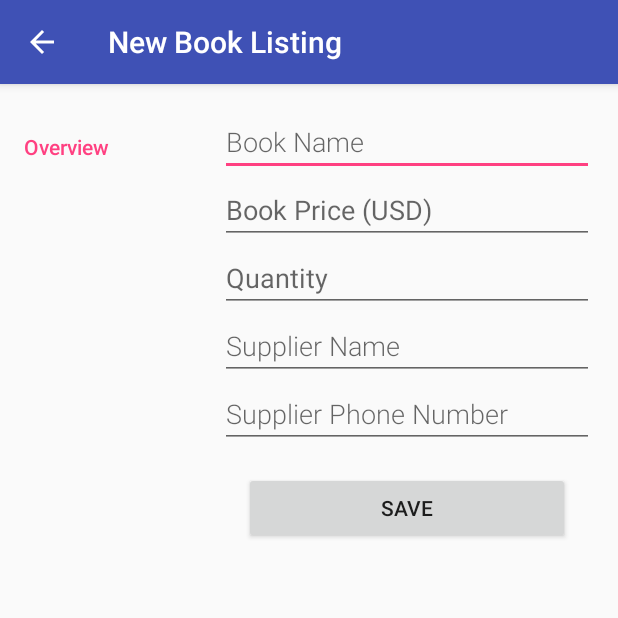
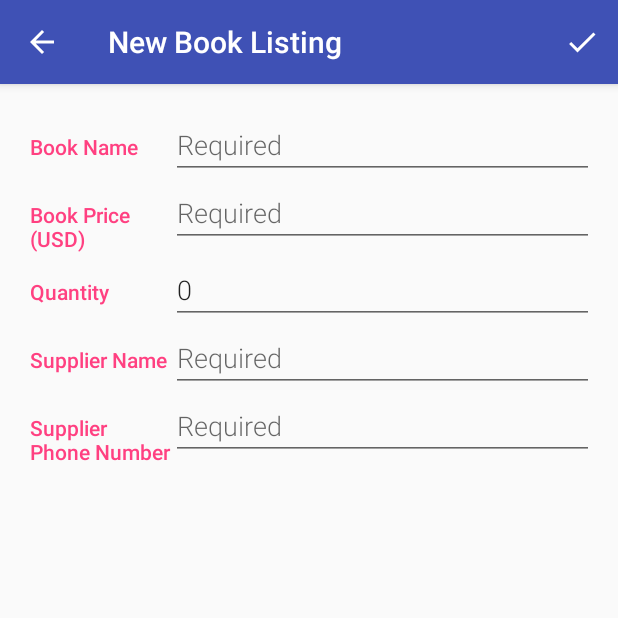
Before and after one commit to jrm5100/ABND-07-InventoryApp, an Android app: the AddOrEditActivity screen opened directly, with no data from a screen before it, on a phone screen of 412 x 824 dp, the top half of it. Run offline under Robolectric (Android 15) with nearby library versions, the phone set to English and light mode, and no system bars.

Commit message:
Functionality is finished

```diff
--- a/app/src/main/java/com/example/android/inventoryapp/AddOrEditActivity.java
+++ b/app/src/main/java/com/example/android/inventoryapp/AddOrEditActivity.java
@@ -14,12 +14,11 @@ import android.support.v4.app.NavUtils;
 import android.support.v7.app.AppCompatActivity;
 import android.text.TextUtils;
 import android.util.Log;
+import android.view.Menu;
 import android.view.MenuItem;
 import android.view.MotionEvent;
 import android.view.View;
-import android.widget.Button;
 import android.widget.EditText;
-import android.widget.TextView;
 import android.widget.Toast;
 
 import com.example.android.inventoryapp.data.BookContract.BookEntry;
@@ -32,8 +31,6 @@ public class AddOrEditActivity extends AppCompatActivity implements
 
     /** Content URI for the existing book (null if it's a new book) */
     private Uri mCurrentBookUri;
-
-    //TODO: Update this to also handle editing
 
     // All fields as global vars
     private EditText mNameEditText;
@@ -89,10 +86,22 @@ public class AddOrEditActivity extends AppCompatActivity implements
         mSupplierPhoneEditText.setOnTouchListener(mTouchListener);
     }
 
+    // Add the menu options
+    @Override
+    public boolean onCreateOptionsMenu(Menu menu) {
+        // Inflate the menu options from the res/menu/menu_editor.xml file.
+        // This adds menu items to the app bar.
+        getMenuInflater().inflate(R.menu.menu_add_or_edit, menu);
+        return true;
+    }
+
+
+
     /**
      * Get user input from the editor and save the book listing into database.
+     * Return true if successful, meaning the activity can be closed. Otherwise false.
      */
-    public void saveBook(View view) {
+    public boolean saveBook() {
         // Read from input fields
         // Use trim to eliminate leading or trailing white space
         String nameString = mNameEditText.getText().toString().trim();
@@ -108,16 +117,17 @@ public class AddOrEditActivity extends AppCompatActivity implements
                 TextUtils.isEmpty(quantityString) &&
                 TextUtils.isEmpty(supplierNameString) &&
                 TextUtils.isEmpty(supplierPhoneString)){
-            // Since no fields were modified, we can return early without creating a new book.
-            // No need to create ContentValues and no need to do any ContentProvider operations.
-            return;
+            // Since no fields were modified, we can return early without creating a dialog
+            return false;
         }
 
         // Ensure required fields are modified
         if (TextUtils.isEmpty(nameString) || TextUtils.isEmpty(priceString) ||
                 TextUtils.isEmpty(supplierNameString) || TextUtils.isEmpty(supplierPhoneString)) {
             // Need data for all of these fields
-            return;
+            Toast.makeText(this, getString(R.string.editor_add_more_data),
+                    Toast.LENGTH_SHORT).show();
+            return false;
         }
 
         // Can safely parse price now
@@ -146,10 +156,12 @@ public class AddOrEditActivity extends AppCompatActivity implements
                 // If the new content URI is null, then there was an error with insertion.
                 Toast.makeText(this, getString(R.string.editor_insert_book_failed),
                         Toast.LENGTH_SHORT).show();
+                return false;
             } else {
                 // Otherwise, the insertion was successful and we can display a toast.
                 Toast.makeText(this, getString(R.string.editor_insert_book_successful),
                         Toast.LENGTH_SHORT).show();
+                return true;
             }
 
         } else {
@@ -161,29 +173,41 @@ public class AddOrEditActivity extends AppCompatActivity implements
                 // If no rows were affected, then there was an error with the update.
                 Toast.makeText(this, getString(R.string.editor_update_book_failed),
                         Toast.LENGTH_SHORT).show();
+                return false;
             } else {
                 // Otherwise, the update was successful and we can display a toast.
                 Toast.makeText(this, getString(R.string.editor_update_book_successful),
                         Toast.LENGTH_SHORT).show();
+                return true;
+            }
         }
     }
 
-        // Close the activity
-        finish();
-    }
-
+    @Override
     public boolean onOptionsItemSelected(MenuItem item) {
         // User clicked on a menu option in the app bar overflow menu
         switch (item.getItemId()) {
+            // Respond to a click on the "Save" menu option
+            case R.id.action_save:
+                // Save book listing to database
+                boolean saveSuccess = saveBook();
+                if (saveSuccess){
+                    finish();
+                }
+                return true;
             // Respond to a click on the "Up" arrow button in the app bar
             case android.R.id.home:
-                // If the book listing hasn't changed, continue with navigating up to parent activity
+                Log.v("home", String.valueOf(mBookHasChanged));
+                // If the book hasn't changed, continue with navigating up to parent activity
+                // which is the {@link CatalogActivity}.
                 if (!mBookHasChanged) {
                     NavUtils.navigateUpFromSameTask(AddOrEditActivity.this);
                     return true;
                 }
 
                 // Otherwise if there are unsaved changes, setup a dialog to warn the user.
+                // Create a click listener to handle the user confirming that
+                // changes should be discarded.
                 DialogInterface.OnClickListener discardButtonClickListener =
                         new DialogInterface.OnClickListener() {
                             @Override
@@ -205,25 +229,24 @@ public class AddOrEditActivity extends AppCompatActivity implements
      */
     @Override
     public void onBackPressed() {
+        Log.v("OnBackPressed", String.valueOf(mBookHasChanged));
         // If the book hasn't changed, continue with handling back button press
         if (!mBookHasChanged) {
-            //Call finish to close the activity and return to the previous one
-            finish();
-        }
-
+            // Don't do anything differently if there are no changes
+            super.onBackPressed();
+        } else {
             // Otherwise if there are unsaved changes, setup a dialog to warn the user.
             DialogInterface.OnClickListener discardButtonClickListener =
                     new DialogInterface.OnClickListener() {
                         @Override
                         public void onClick(DialogInterface dialogInterface, int i) {
                             // User clicked "Discard" button, close the current activity.
-                        // TODO: Make this work to return to the previous activity (DetailActivity)
-                        finish();
+                            NavUtils.navigateUpFromSameTask(AddOrEditActivity.this);
                         }
                     };
-
             // Show dialog that there are unsaved changes
             showUnsavedChangesDialog(discardButtonClickListener);
+        }
     }
 
     private void showUnsavedChangesDialog(
--- /dev/null
+++ b/app/src/main/res/drawable/ic_done.xml
@@ -0,0 +1,5 @@
+<vector android:height="24dp" android:tint="#FFFFFF"
+    android:viewportHeight="24.0" android:viewportWidth="24.0"
+    android:width="24dp" xmlns:android="http://schemas.android.com/apk/res/android">
+    <path android:fillColor="#FF000000" android:pathData="M9,16.2L4.8,12l-1.4,1.4L9,19 21,7l-1.4,-1.4L9,16.2z"/>
+</vector>
--- a/app/src/main/res/layout/activity_add_or_edit.xml
+++ b/app/src/main/res/layout/activity_add_or_edit.xml
@@ -6,18 +6,16 @@
     android:layout_height="match_parent"
     android:orientation="vertical"
     android:padding="@dimen/activity_margin"
-    tools:context=".AddOrEditActivity">
+    tools:context=".AddOrEditActivity"
+    android:clickable="true"
+    android:focusable="true"
+    android:focusableInTouchMode="true">
 
     <!-- Overview category -->
     <LinearLayout
         android:layout_width="match_parent"
         android:layout_height="wrap_content"
         android:orientation="horizontal">
-
-        <!-- Label -->
-        <TextView
-            android:text="@string/overview"
-            style="@style/CategoryStyle" />
 
         <!-- Input fields -->
         <LinearLayout
@@ -28,52 +26,131 @@
             android:orientation="vertical">
 
             <!-- Book Name field -->
+            <LinearLayout
+                android:layout_width="match_parent"
+                android:layout_height="wrap_content"
+                android:orientation="horizontal">
+
+                <TextView
+                    android:id="@+id/edit_book_name_label"
+                    android:text="@string/edit_book_name"
+                    android:layout_width="0dp"
+                    android:layout_weight="1"
+                    android:layout_height="wrap_content"
+                    style="@style/CategoryStyle"/>
+
                 <EditText
                     android:id="@+id/edit_book_name"
-                android:hint="@string/hint_edit_book_name"
+                    android:layout_width="0dp"
+                    android:layout_weight="3"
+                    android:hint="@string/required"
                     android:inputType="textCapWords"
                     style="@style/EditorFieldStyle" />
 
+            </LinearLayout>
+
             <!-- Price field -->
+            <LinearLayout
+                android:layout_width="match_parent"
+                android:layout_height="wrap_content"
+                android:orientation="horizontal">
+
+                <TextView
+                    android:id="@+id/edit_price_label"
+                    android:text="@string/edit_price"
+                    android:layout_width="0dp"
+                    android:layout_weight="1"
+                    android:layout_height="wrap_content"
+                    style="@style/CategoryStyle"/>
+
                 <EditText
                     android:id="@+id/edit_price"
-                android:hint="@string/hint_edit_price"
+                    android:layout_width="0dp"
+                    android:layout_weight="3"
+                    android:hint="@string/required"
+                    android:singleLine="true"
+                    android:inputType="number"
+                    android:maxLength="3"
+                    style="@style/EditorFieldStyle" />
+
+            </LinearLayout>
+
+
+            <!-- Quantity field -->
+            <LinearLayout
                 android:layout_width="match_parent"
                 android:layout_height="wrap_content"
+                android:orientation="horizontal">
+
+                <TextView
+                    android:id="@+id/edit_quantity_label"
+                    android:text="@string/edit_quantity"
+                    android:layout_width="0dp"
+                    android:layout_weight="1"
+                    android:layout_height="wrap_content"
+                    style="@style/CategoryStyle"/>
+
+                <EditText
+                    android:id="@+id/edit_quantity"
+                    android:layout_width="0dp"
+                    android:layout_weight="3"
+                    android:text="@string/zero"
                     android:singleLine="true"
                     android:inputType="number"
-                android:maxLength="3"/>
+                    android:maxLength="5"
+                    style="@style/EditorFieldStyle" />
 
-            <!-- Quantity field -->
-            <EditText
-                android:id="@+id/edit_quantity"
-                android:hint="@string/hint_edit_quantity"
+            </LinearLayout>
+
+            <!-- Supplier Name field -->
+            <LinearLayout
                 android:layout_width="match_parent"
                 android:layout_height="wrap_content"
-                android:singleLine="true"
-                android:inputType="number"
-                android:maxLength="5"/>
+                android:orientation="horizontal">
 
-            <!-- Supplier Name field -->
+                <TextView
+                    android:id="@+id/edit_supplier_name_label"
+                    android:text="@string/edit_supplier_name"
+                    android:layout_width="0dp"
+                    android:layout_weight="1"
+                    android:layout_height="wrap_content"
+                    style="@style/CategoryStyle"/>
+
                 <EditText
                     android:id="@+id/edit_supplier_name"
-                android:hint="@string/hint_edit_supplier_name"
+                    android:layout_width="0dp"
+                    android:layout_weight="3"
+                    android:hint="@string/required"
                     android:inputType="textCapWords"
                     style="@style/EditorFieldStyle" />
 
+            </LinearLayout>
+
+
+
             <!-- Supplier Phone field -->
+            <LinearLayout
+                android:layout_width="match_parent"
+                android:layout_height="wrap_content"
+                android:orientation="horizontal">
+
+                <TextView
+                    android:id="@+id/edit_supplier_phone_label"
+                    android:text="@string/edit_supplier_phone"
+                    android:layout_width="0dp"
+                    android:layout_weight="1"
+                    android:layout_height="wrap_content"
+                    style="@style/CategoryStyle"/>
+
                 <EditText
                     android:id="@+id/edit_supplier_phone"
-                android:hint="@string/hint_edit_supplier_phone"
+                    android:layout_width="0dp"
+                    android:layout_weight="3"
+                    android:hint="@string/required"
                     android:inputType="phone"
                     style="@style/EditorFieldStyle" />
 
-            <Button
-                android:layout_width="match_parent"
-                android:layout_height="wrap_content"
-                android:layout_margin="16dp"
-                android:text="@string/save"
-                android:onClick="saveBook"/>
+            </LinearLayout>
 
         </LinearLayout>
     </LinearLayout>
--- /dev/null
+++ b/app/src/main/res/menu/menu_add_or_edit.xml
@@ -0,0 +1,13 @@
+<?xml version="1.0" encoding="utf-8"?>
+<menu xmlns:android="http://schemas.android.com/apk/res/android"
+    xmlns:app="http://schemas.android.com/apk/res-auto"
+    xmlns:tools="http://schemas.android.com/tools"
+    tools:context=".EditorActivity">
+
+    <item
+        android:id="@+id/action_save"
+        android:title="@string/save"
+        android:icon="@drawable/ic_done"
+        app:showAsAction="always" />
+
+</menu>
--- a/app/src/main/res/values/colors.xml
+++ b/app/src/main/res/values/colors.xml
@@ -4,8 +4,4 @@
     <color name="colorPrimaryDark">#303F9F</color>
     <color name="colorAccent">#FF4081</color>
 
-    <color name="colorPrimaryEditor">#FFF44336</color>
-    <color name="colorPrimaryDarkEditor">#b71c1c</color>
-    <color name="colorAccentEditor">#616161</color>
-
 </resources>
--- a/app/src/main/res/values/strings.xml
+++ b/app/src/main/res/values/strings.xml
@@ -1,14 +1,13 @@
 <resources>
     <string name="app_name">InventoryApp</string>
 
-    <!-- Subtitle text for the empty view that prompts the user to add a book [CHAR LIMIT=50] -->
-    <string name="hint_edit_book_name">Book Name</string>
-    <string name="hint_edit_price">Book Price (USD)</string>
-    <string name="hint_edit_quantity">Quantity</string>
-    <string name="hint_edit_supplier_name">Supplier Name</string>
-    <string name="hint_edit_supplier_phone">Supplier Phone Number</string>
-    <string name="editor_update_quantity_failed">Failed to update the quantity.</string>
-    <string name="editor_update_quantity_passed">Updated the quantity.</string>
+    <!-- New/Edit labels -->
+    <string name="required">Required</string>
+    <string name="edit_book_name">Book Name</string>
+    <string name="edit_price">Book Price (USD)</string>
+    <string name="edit_quantity">Quantity</string>
+    <string name="edit_supplier_name">Supplier Name</string>
+    <string name="edit_supplier_phone">Supplier Phone Number</string>
 
     <!-- Main View -->
     <string name="empty_view_title_text">Can\'t you check in the back for more inventory?</string>
@@ -32,15 +31,19 @@
     <string name="sale">Sale</string>
 
     <!-- Toast Messages -->
+    <string name="editor_update_quantity_failed">Failed to update the quantity.</string>
+    <string name="editor_update_quantity_passed">Updated the quantity.</string>
     <string name="editor_delete_book_failed">Failure: unable to delete book listing</string>
     <string name="editor_delete_book_successful">Success: deleted book listing</string>
     <string name="editor_insert_book_failed">Failure: unable to create book listing</string>
     <string name="editor_insert_book_successful">Success: created book listing</string>
     <string name="editor_update_book_failed">Failure: unable to update book listing</string>
     <string name="editor_update_book_successful">Success: updated book listing</string>
+    <string name="editor_add_more_data">Fill out Required Fields</string>
 
     <!-- Titles -->
     <string name="title_add_new">New Book Listing</string>
     <string name="title_edit">Edit Book Listing</string>
+    <string name="zero">0</string>
 
 </resources>
--- a/app/src/main/res/values/styles.xml
+++ b/app/src/main/res/values/styles.xml
@@ -4,14 +4,6 @@
     <style name="AppTheme" parent="Theme.AppCompat.Light.DarkActionBar">
         <!-- Customize your theme here. -->
         <item name="colorPrimary">@color/colorPrimary</item>
-        <item name="colorPrimaryDark">@color/colorPrimaryDark</item>
-        <item name="colorAccent">@color/colorAccent</item>
-    </style>
-
-    <!-- Edit theme with bright "Caution" colors. -->
-    <style name="EditTheme" parent="Theme.AppCompat.Light.DarkActionBar">
-        <!-- Customize your theme here. -->
-        <item name="colorPrimary">@color/colorPrimaryEditor</item>
         <item name="colorPrimaryDark">@color/colorPrimaryDark</item>
         <item name="colorAccent">@color/colorAccent</item>
     </style>
```
Also changed, not shown: app/src/main/AndroidManifest.xml (+0 -9 lines). Lines whose indentation alone changed are shown as unchanged.
